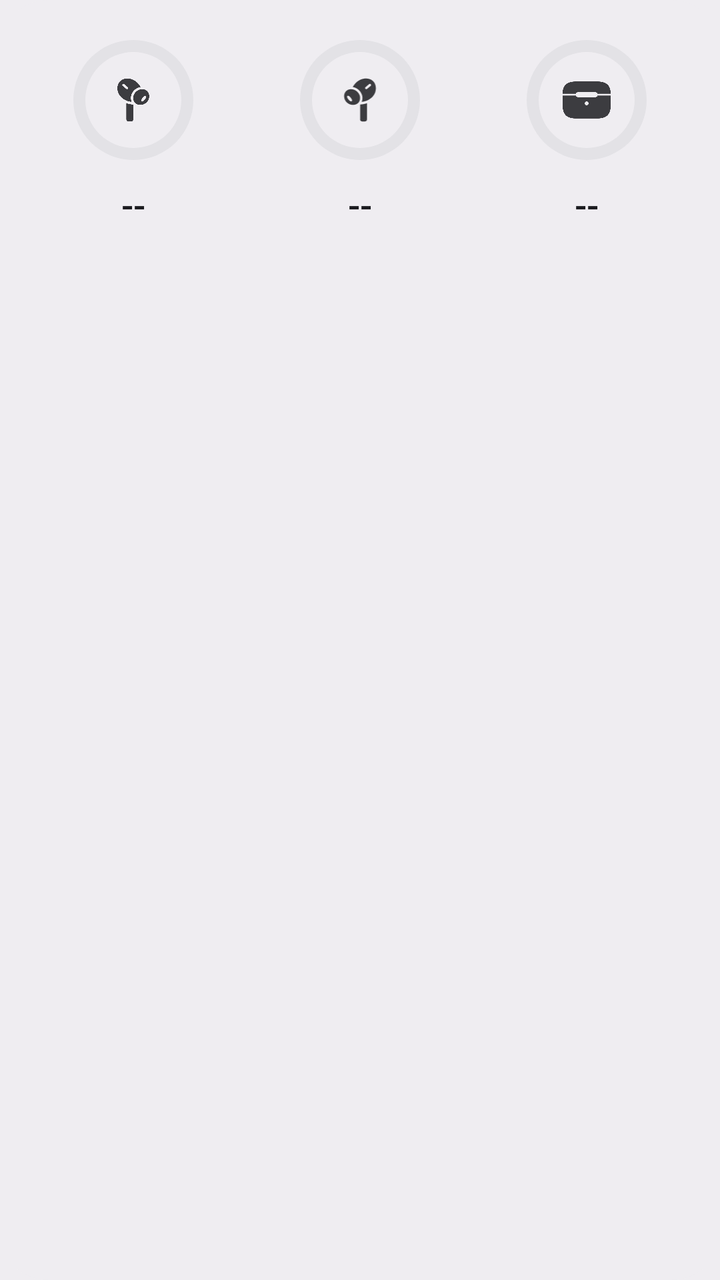
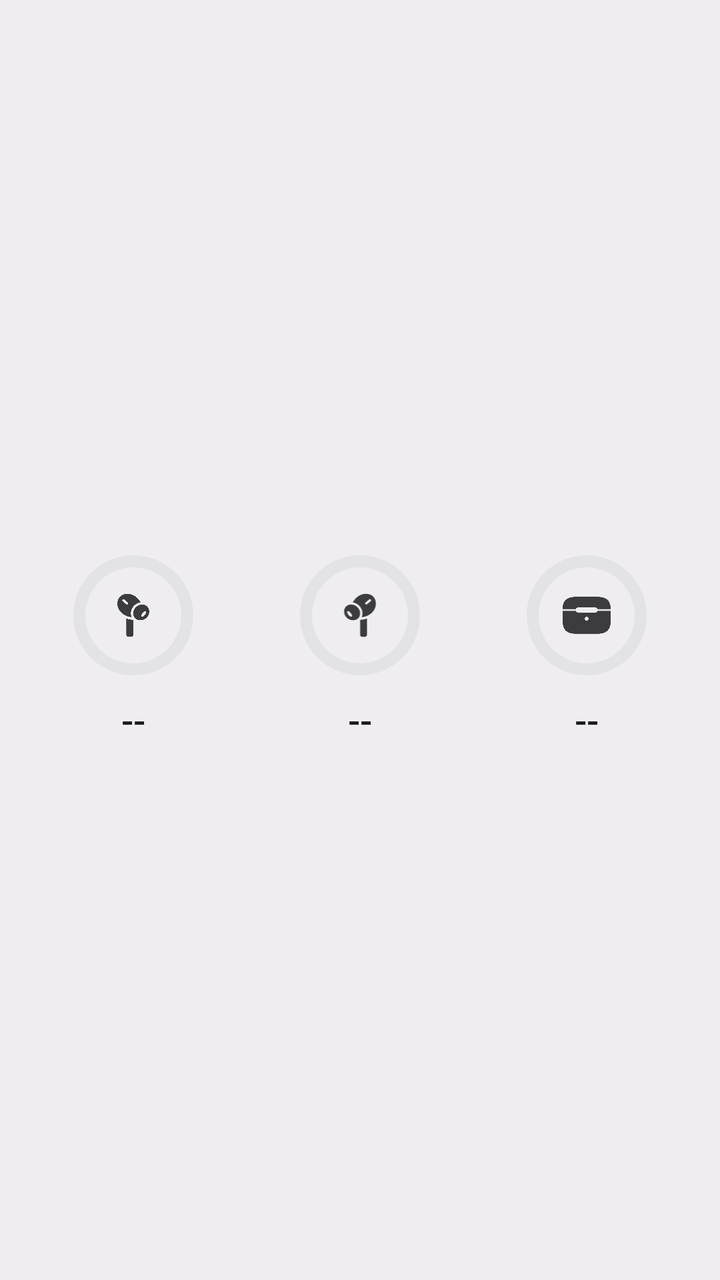

Two renders of the same Android screen: before a commit and after it. Below are the layout's source before the change and the commit's diff.
<!-- AndroidManifest.xml: application theme Theme.Podlink -->
<!-- res/layout/battery_widget.xml -->
<?xml version="1.0" encoding="utf-8"?>
<RelativeLayout xmlns:android="http://schemas.android.com/apk/res/android"
    xmlns:tools="http://schemas.android.com/tools"
    android:id="@+id/battery_widget"
    android:layout_width="match_parent"
    android:layout_height="wrap_content"
    android:background="@drawable/widget_background"
    android:padding="10dp">

    <LinearLayout
        android:id="@android:id/background"
        android:layout_width="match_parent"
        android:layout_height="wrap_content"
        android:layout_gravity="center"
        android:baselineAligned="false"
        android:orientation="horizontal">

        <LinearLayout
            android:id="@+id/phone_battery_widget_container"
            android:layout_width="0dp"
            android:layout_height="wrap_content"
            android:layout_weight="1"
            android:gravity="center"
            android:orientation="vertical"
            android:visibility="gone">

            <FrameLayout
                android:layout_width="80dp"
                android:layout_height="80dp"
                android:layout_gravity="center"
                android:padding="4dp">

                <ProgressBar
                    android:id="@+id/phone_battery_progress_background"
                    style="@android:style/Widget.ProgressBar.Horizontal"
                    android:layout_width="match_parent"
                    android:layout_height="match_parent"
                    android:indeterminate="false"
                    android:max="100"
                    android:progress="100"
                    android:progressDrawable="@drawable/progress_bar_background" />

                <ProgressBar
                    android:id="@+id/phone_battery_progress"
                    style="@android:style/Widget.ProgressBar.Horizontal"
                    android:layout_width="match_parent"
                    android:layout_height="match_parent"
                    android:indeterminate="false"
                    android:max="100"
                    android:progress="0"
                    android:progressDrawable="@drawable/circular_progress_bar" />

                <ImageView
                    android:id="@+id/phone_charging_icon"
                    android:layout_width="16dp"
                    android:layout_height="16dp"
                    android:layout_gravity="top|center_horizontal"
                    android:importantForAccessibility="no"
                    android:src="@drawable/ic_power"
                    android:tint="@color/widget_on_surface"
                    android:visibility="gone" />

                <ImageView
                    android:layout_width="24dp"
                    android:layout_height="24dp"
                    android:layout_gravity="center"
                    android:importantForAccessibility="no"
                    android:src="@drawable/smartphone"
                    android:tint="@color/widget_on_surface" />
            </FrameLayout>

            <TextView
                android:id="@+id/phone_battery_widget"
                android:layout_width="wrap_content"
                android:layout_height="wrap_content"
                android:fontFamily="sans-serif-medium"
                android:gravity="center"
                android:text="--"
                android:textColor="@color/widget_on_surface"
                android:textSize="18sp"
                tools:ignore="HardcodedText" />
        </LinearLayout>

        <LinearLayout
            android:layout_width="0dp"
            android:layout_height="wrap_content"
            android:layout_weight="1"
            android:gravity="center"
            android:orientation="vertical">

            <FrameLayout
                android:layout_width="80dp"
                android:layout_height="80dp"
                android:layout_gravity="center"
                android:padding="4dp">

                <ProgressBar
                    android:id="@+id/left_battery_progress_background"
                    style="@android:style/Widget.ProgressBar.Horizontal"
                    android:layout_width="match_parent"
                    android:layout_height="match_parent"
                    android:indeterminate="false"
                    android:max="100"
                    android:progress="100"
                    android:progressDrawable="@drawable/progress_bar_background" />

                <ProgressBar
                    android:id="@+id/left_battery_progress"
                    style="@android:style/Widget.ProgressBar.Horizontal"
                    android:layout_width="match_parent"
                    android:layout_height="match_parent"
                    android:indeterminate="false"
                    android:max="100"
                    android:progress="0"
                    android:progressDrawable="@drawable/circular_progress_bar" />

                <ImageView
                    android:id="@+id/left_charging_icon"
                    android:layout_width="16dp"
                    android:layout_height="16dp"
                    android:layout_gravity="top|center_horizontal"
                    android:importantForAccessibility="no"
                    android:src="@drawable/ic_power"
                    android:tint="@color/widget_on_surface"
                    android:visibility="gone" />

                <ImageView
                    android:layout_width="24dp"
                    android:layout_height="24dp"
                    android:layout_gravity="center"
                    android:importantForAccessibility="no"
                    android:src="@drawable/airpods_pro_left_notification"
                    android:tint="@color/widget_on_surface" />
            </FrameLayout>

            <TextView
                android:id="@+id/left_battery_widget"
                android:layout_width="wrap_content"
                android:layout_height="wrap_content"
                android:fontFamily="sans-serif-medium"
                android:gravity="center"
                android:text="--"
                android:textColor="@color/widget_on_surface"
                android:textSize="18sp"
                tools:ignore="HardcodedText" />
        </LinearLayout>

        <LinearLayout
            android:layout_width="0dp"
            android:layout_height="wrap_content"
            android:layout_weight="1"
            android:gravity="center"
            android:orientation="vertical">

            <FrameLayout
                android:layout_width="80dp"
                android:layout_height="80dp"
                android:layout_gravity="center"
                android:padding="4dp">

                <ProgressBar
                    android:id="@+id/right_battery_progress_background"
                    style="@android:style/Widget.ProgressBar.Horizontal"
                    android:layout_width="match_parent"
                    android:layout_height="match_parent"
                    android:indeterminate="false"
                    android:max="100"
                    android:progress="100"
                    android:progressDrawable="@drawable/progress_bar_background" />

                <ProgressBar
                    android:id="@+id/right_battery_progress"
                    style="@android:style/Widget.ProgressBar.Horizontal"
                    android:layout_width="match_parent"
                    android:layout_height="match_parent"
                    android:indeterminate="false"
                    android:max="100"
                    android:progress="0"
                    android:progressDrawable="@drawable/circular_progress_bar" />

                <ImageView
                    android:id="@+id/right_charging_icon"
                    android:layout_width="16dp"
                    android:layout_height="16dp"
                    android:layout_gravity="top|center_horizontal"
                    android:importantForAccessibility="no"
                    android:src="@drawable/ic_power"
                    android:tint="@color/widget_on_surface"
                    android:visibility="gone" />

                <ImageView
                    android:layout_width="24dp"
                    android:layout_height="24dp"
                    android:layout_gravity="center"
                    android:importantForAccessibility="no"
                    android:src="@drawable/airpods_pro_right_notification"
                    android:tint="@color/widget_on_surface" />
            </FrameLayout>

            <TextView
                android:id="@+id/right_battery_widget"
                android:layout_width="wrap_content"
                android:layout_height="wrap_content"
                android:fontFamily="sans-serif-medium"
                android:gravity="center"
                android:text="--"
                android:textColor="@color/widget_on_surface"
                android:textSize="18sp"
                tools:ignore="HardcodedText" />
        </LinearLayout>

        <LinearLayout
            android:layout_width="0dp"
            android:layout_height="wrap_content"
            android:layout_weight="1"
            android:gravity="center"
            android:orientation="vertical">

            <FrameLayout
                android:layout_width="80dp"
                android:layout_height="80dp"
                android:layout_gravity="center"
                android:padding="4dp">

                <ProgressBar
                    android:id="@+id/case_battery_progress_background"
                    style="@android:style/Widget.ProgressBar.Horizontal"
                    android:layout_width="match_parent"
                    android:layout_height="match_parent"
                    android:indeterminate="false"
                    android:max="100"
                    android:progress="100"
                    android:progressDrawable="@drawable/progress_bar_background" />

                <ProgressBar
                    android:id="@+id/case_battery_progress"
                    style="@android:style/Widget.ProgressBar.Horizontal"
                    android:layout_width="match_parent"
                    android:layout_height="match_parent"
                    android:indeterminate="false"
                    android:max="100"
                    android:progress="0"
                    android:progressDrawable="@drawable/circular_progress_bar" />

                <ImageView
                    android:id="@+id/case_charging_icon"
                    android:layout_width="16dp"
                    android:layout_height="16dp"
                    android:layout_gravity="top|center_horizontal"
                    android:importantForAccessibility="no"
                    android:src="@drawable/ic_power"
                    android:tint="@color/widget_on_surface"
                    android:visibility="gone" />

                <ImageView
                    android:layout_width="24dp"
                    android:layout_height="24dp"
                    android:layout_gravity="center"
                    android:importantForAccessibility="no"
                    android:src="@drawable/airpods_pro_case_notification"
                    android:tint="@color/widget_on_surface" />
            </FrameLayout>

            <TextView
                android:id="@+id/case_battery_widget"
                android:layout_width="wrap_content"
                android:layout_height="wrap_content"
                android:fontFamily="sans-serif-medium"
                android:gravity="center"
                android:text="--"
                android:textColor="@color/widget_on_surface"
                android:textSize="18sp"
                tools:ignore="HardcodedText" />
        </LinearLayout>
    </LinearLayout>
</RelativeLayout>
<!-- resources referenced by this layout -->
<resources>
  <color name="widget_on_surface">@android:color/system_neutral1_900</color>
  <!-- drawable circular_progress_bar (drawable) -->
  <?xml version="1.0" encoding="utf-8"?>
  <rotate xmlns:android="http://schemas.android.com/apk/res/android"
      android:fromDegrees="270"
      android:toDegrees="270">
      <shape
          android:innerRadiusRatio="3.0"
          android:shape="ring"
          android:thickness="6dp"
          android:useLevel="true">
          <solid android:color="@color/widget_primary" />
          <corners android:radius="10dp" />
      </shape>
  </rotate>
  <!-- drawable ic_power (drawable) -->
  <?xml version="1.0" encoding="utf-8"?>
  <vector xmlns:android="http://schemas.android.com/apk/res/android"
      android:width="88.06dp"
      android:height="140.66dp"
      android:viewportWidth="88.06"
      android:viewportHeight="140.66">
      <path
          android:fillAlpha="0.9"
          android:fillColor="#ffffff"
          android:pathData="M0,77.55C0,79.99 1.88,81.8 4.5,81.8L39.81,81.8L21.19,132.42C18.75,138.86 25.44,142.3 29.63,137.05L86.44,66.05C87.5,64.74 88.06,63.49 88.06,62.05C88.06,59.67 86.19,57.8 83.56,57.8L48.25,57.8L66.88,7.17C69.31,0.74 62.63,-2.7 58.44,2.61L1.63,73.55C0.56,74.92 0,76.17 0,77.55Z" />
  </vector>
  <!-- drawable progress_bar_background (drawable) -->
  <?xml version="1.0" encoding="utf-8"?>
  <selector xmlns:android="http://schemas.android.com/apk/res/android">
      <item>
          <shape
              android:innerRadiusRatio="3.0"
              android:shape="ring"
              android:thickness="6dp"
              android:useLevel="false">
              <solid android:color="@color/widget_surface_highest" />
          </shape>
      </item>
  </selector>
  <!-- drawable smartphone (drawable) -->
  <?xml version="1.0" encoding="utf-8"?>
  <vector xmlns:android="http://schemas.android.com/apk/res/android"
      android:width="80.31dp"
      android:height="132.44dp"
      android:viewportWidth="80.31"
      android:viewportHeight="132.44">
      <path
          android:fillAlpha="0.22"
          android:fillColor="#ffffff"
          android:pathData="M12.44,114.31C11.06,114.31 10.06,113.31 10.06,111.94L10.06,12.44C10.06,11 11,10.06 12.44,10.06L67.88,10.06C69.31,10.06 70.25,11 70.25,12.44L70.25,111.94C70.25,113.31 69.31,114.31 67.88,114.31Z" />
      <path
          android:fillAlpha="0.88"
          android:fillColor="#ffffff"
          android:pathData="M7.75,132.31L72.56,132.31C77.13,132.31 80.31,129.13 80.31,124.56L80.31,7.75C80.31,3.19 77.13,0 72.56,0L7.75,0C3.19,0 0,3.19 0,7.75L0,124.56C0,129.13 3.25,132.31 7.75,132.31ZM12.44,114.31C11.06,114.31 10.06,113.31 10.06,111.94L10.06,12.44C10.06,11 11,10.06 12.44,10.06L67.88,10.06C69.31,10.06 70.25,11 70.25,12.44L70.25,111.94C70.25,113.31 69.31,114.31 67.88,114.31Z" />
  </vector>
  <!-- drawable widget_background (drawable) -->
  <?xml version="1.0" encoding="utf-8"?>
  <layer-list xmlns:android="http://schemas.android.com/apk/res/android">
      <item>
          <shape android:shape="rectangle">
              <solid android:color="@color/widget_surface" />
              <corners android:radius="24dp" />
          </shape>
      </item>
  </layer-list>
  <style name="Theme.Podlink" parent="android:Theme.DeviceDefault.DayNight">
          <item name="android:windowNoTitle">true</item>
          <item name="android:windowActionBar">false</item>
          <item name="android:windowBackground">@color/app_window_background</item>
          <item name="android:windowSplashScreenIconBackgroundColor">@color/ic_launcher_background</item>
      </style>
  <color name="widget_primary">@android:color/system_accent1_600</color>
  <color name="widget_surface_highest">@android:color/system_neutral1_200</color>
  <color name="widget_surface">@android:color/system_neutral1_50</color>
  <color name="app_window_background">@android:color/system_neutral1_50</color>
  <color name="ic_launcher_background">#FF0E1629</color>
  <!-- unchanged entries left out for length: 3 -->
</resources>

<!-- the commit's change to res/layout/battery_widget.xml (unified diff, before → after) -->
@@ -1,19 +1,14 @@
 <?xml version="1.0" encoding="utf-8"?>
-<RelativeLayout xmlns:android="http://schemas.android.com/apk/res/android"
+<LinearLayout xmlns:android="http://schemas.android.com/apk/res/android"
     xmlns:tools="http://schemas.android.com/tools"
-    android:id="@+id/battery_widget"
+    android:id="@android:id/background"
     android:layout_width="match_parent"
     android:layout_height="wrap_content"
     android:background="@drawable/widget_background"
+    android:baselineAligned="false"
+    android:gravity="center"
+    android:orientation="horizontal"
     android:padding="10dp">
-
-    <LinearLayout
-        android:id="@android:id/background"
-        android:layout_width="match_parent"
-        android:layout_height="wrap_content"
-        android:layout_gravity="center"
-        android:baselineAligned="false"
-        android:orientation="horizontal">
 
         <LinearLayout
             android:id="@+id/phone_battery_widget_container"
@@ -272,5 +267,4 @@
                 android:textSize="18sp"
                 tools:ignore="HardcodedText" />
         </LinearLayout>
-    </LinearLayout>
-</RelativeLayout>
+</LinearLayout>
